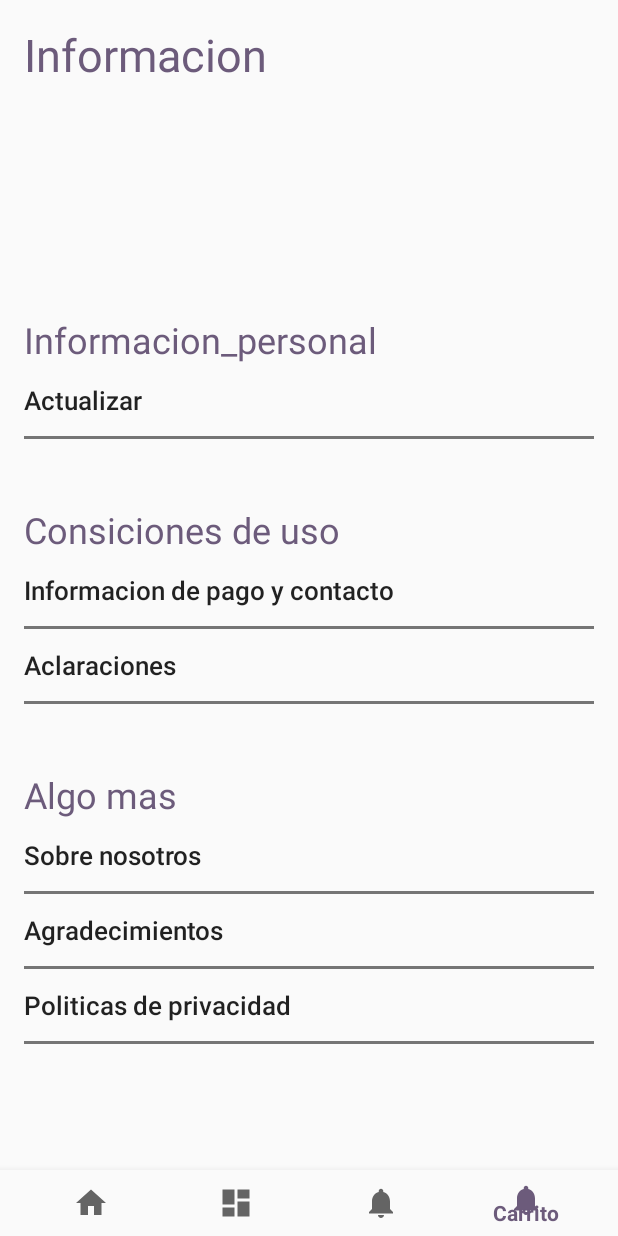
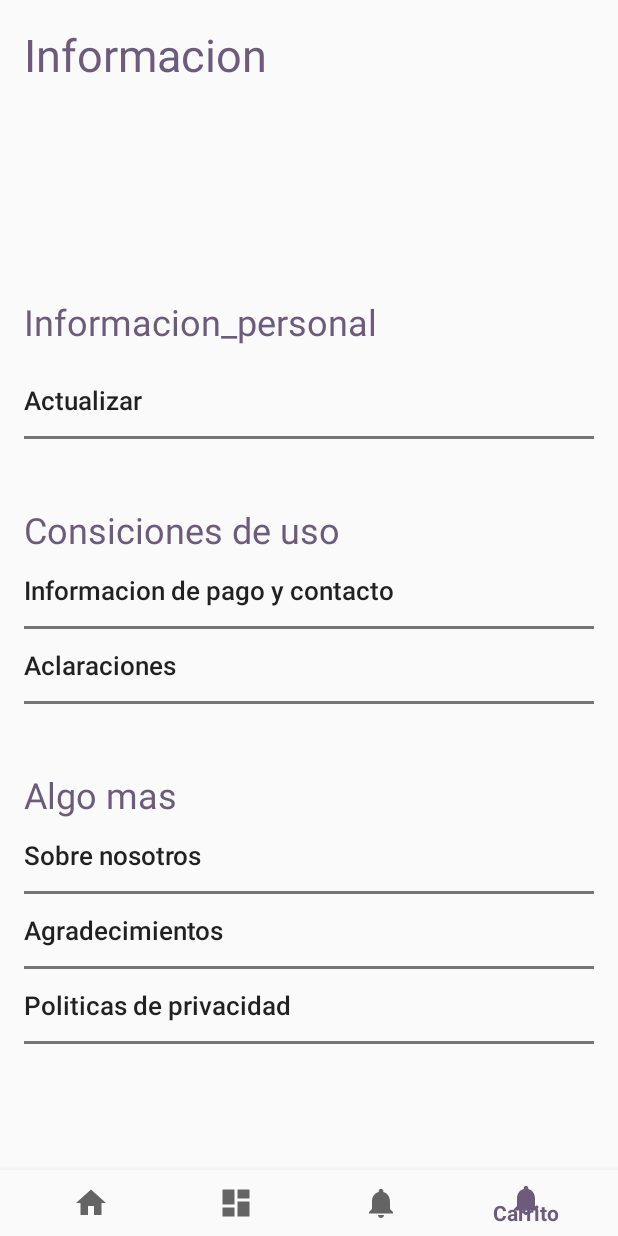
Before and after one commit to EHI-group/CARIA, an Android app: the OthersFragment screen opened through its navigation route, on a phone screen of 412 x 824 dp. Run offline under Robolectric (Android 15) with nearby library versions, the phone set to English and light mode, and no system bars; our stand-ins replace Firebase (no records; nobody signed in at launch, a user with empty details on screens opened directly), navigation-ui; 1 statement that could not run was skipped.

Commit message:
commit develop

```diff
--- a/app/src/main/res/layout/fragment_others.xml
+++ b/app/src/main/res/layout/fragment_others.xml
@@ -168,6 +168,7 @@
         android:layout_width="wrap_content"
         android:layout_height="wrap_content"
         android:layout_marginStart="16dp"
+        android:layout_marginBottom="12dp"
         android:text="Informacion_personal"
         app:layout_constraintBottom_toTopOf="@+id/fothers_bt_actualizar"
         app:layout_constraintStart_toStartOf="parent" />
```
